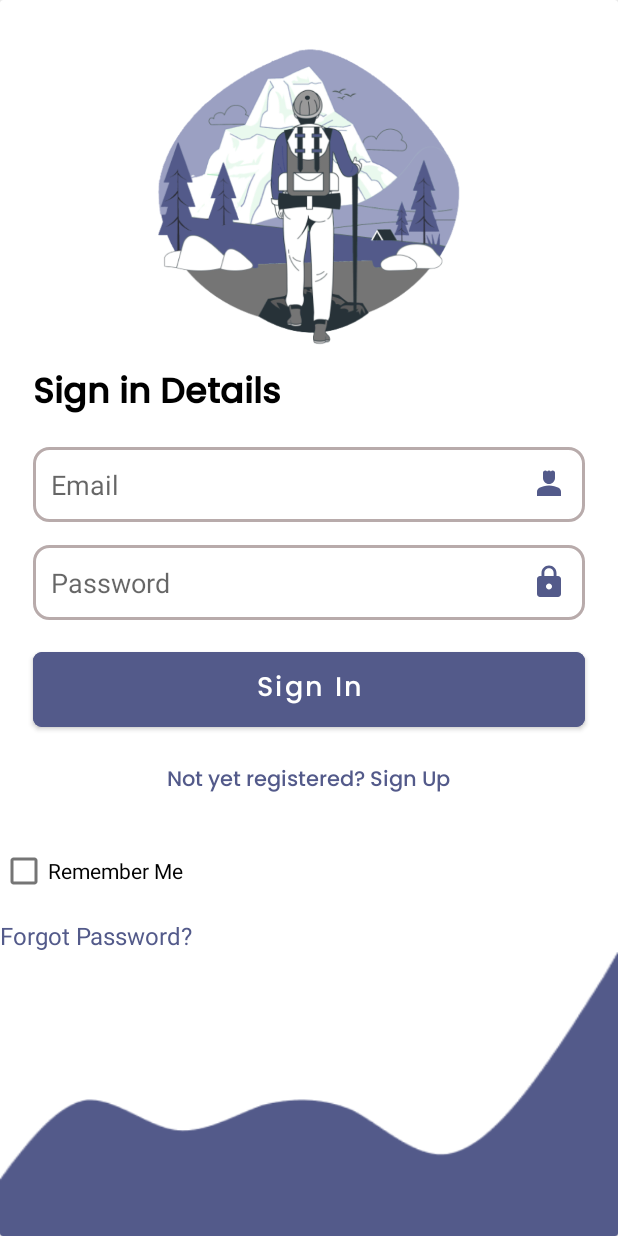
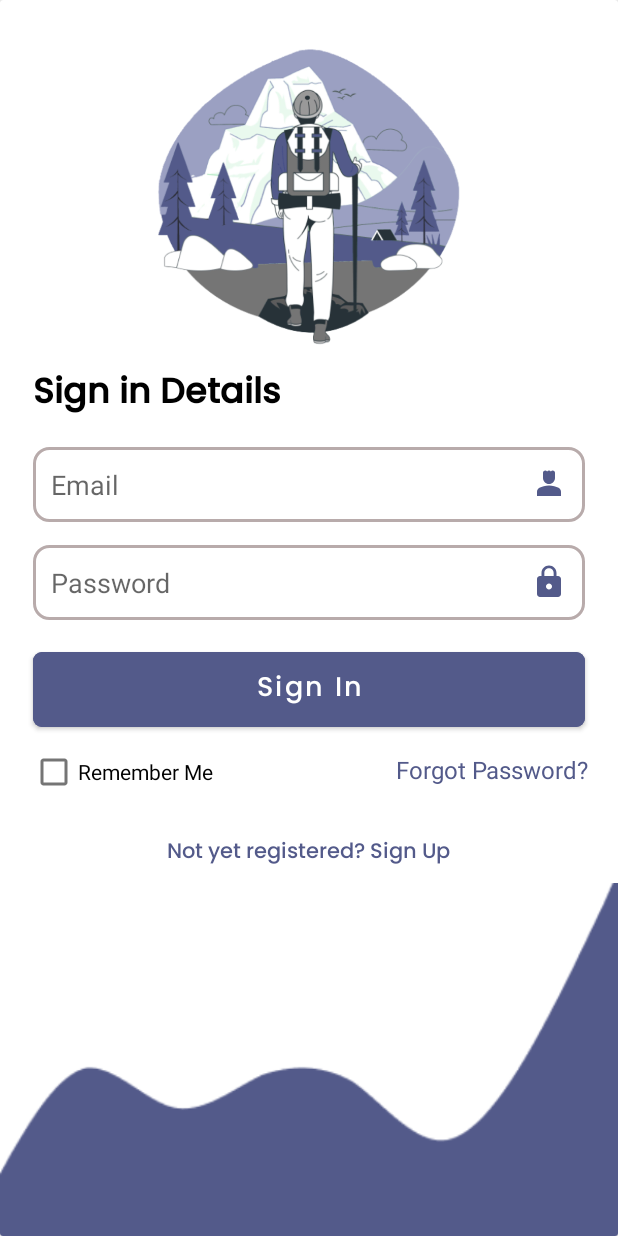
Before and after one commit to DeadEv1Le/Reach, an Android app: the LoginActivity screen opened directly, with no data from a screen before it, on a phone screen of 412 x 824 dp. Run offline under Robolectric (Android 15) with nearby library versions, the phone set to English and light mode, and no system bars; our stand-ins replace Firebase (no records; nobody signed in at launch, a user with empty details on screens opened directly).

Commit message:
little textView fix on login

```diff
--- a/app/src/main/res/layout/activity_login.xml
+++ b/app/src/main/res/layout/activity_login.xml
@@ -77,6 +77,32 @@
                 android:fontFamily="@font/poppins_medium"
                 android:backgroundTint="@color/lavender"
                 app:cornerRadius="6dp"/>
+            <LinearLayout
+                android:layout_width="match_parent"
+                android:layout_marginStart="20dp"
+                android:layout_marginEnd="20dp"
+                android:layout_height="wrap_content">
+                <CheckBox
+                    android:layout_weight="1"
+                    android:id="@+id/rememberMeCheckbox"
+                    android:layout_width="wrap_content"
+                    android:layout_height="match_parent"
+                    android:text="Remember Me"
+                    />
+                <TextView
+                    android:layout_weight="1"
+                    android:id="@+id/forgotPasswordText"
+                    android:layout_width="wrap_content"
+                    android:layout_height="match_parent"
+                    android:text="Forgot Password?"
+                    android:clickable="true"
+                    android:textColor="@color/lavender"
+                    android:textSize="16sp"
+                    android:layout_marginTop="11dp"
+                    android:textAlignment="viewEnd"
+                    />
+
+            </LinearLayout>
             <TextView
                 android:layout_width="wrap_content"
                 android:layout_height="wrap_content"
@@ -88,27 +114,13 @@
                 android:layout_marginTop="10dp"
                 android:textColor="@color/lavender"
                 android:textSize="14sp"/>
-            <CheckBox
-                android:id="@+id/rememberMeCheckbox"
-                android:layout_width="wrap_content"
-                android:layout_height="wrap_content"
-                android:text="Remember Me"
-                android:layout_marginTop="16dp" />
-            <TextView
-                android:id="@+id/forgotPasswordText"
-                android:layout_width="wrap_content"
-                android:layout_height="wrap_content"
-                android:text="Forgot Password?"
-                android:clickable="true"
-                android:textColor="@color/lavender"
-                android:textSize="16sp"
-                android:layout_marginTop="8dp"/>
 
             <ImageView
                 android:layout_width="match_parent"
                 android:layout_height="wrap_content"
-                android:scaleType="fitXY"
-                android:src="@drawable/img_7" />
+                android:src="@drawable/img_7"
+                android:scaleType="centerCrop"
+                />
         </LinearLayout>
     </androidx.cardview.widget.CardView>
 </LinearLayout>
```
